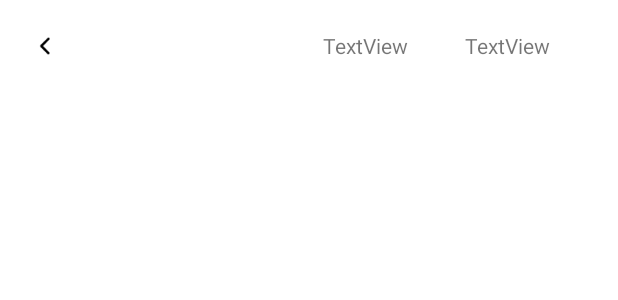
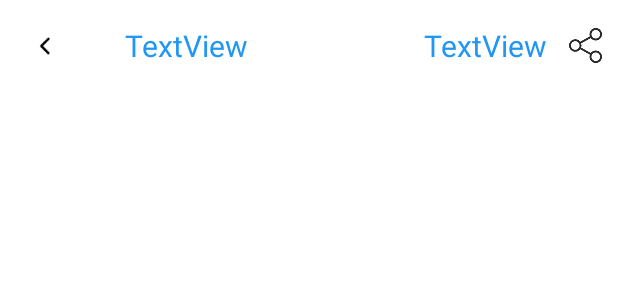
Before and after one commit to tianze-assignment/OpenEduAndroid, an Android app: the layout activity_answer.xml on its own in the app's theme, with its tools: preview values and no code run, on a phone screen of 412 x 824 dp. Shown: the top 300 px of the screen. Run offline under Robolectric (Android 15) with nearby library versions, the phone set to English and light mode, and no system bars.

Commit message:
初步完善答题界面

```diff
--- a/app/src/main/java/com/wudaokou/easylearn/EntityInfoActivity.java
+++ b/app/src/main/java/com/wudaokou/easylearn/EntityInfoActivity.java
@@ -45,11 +45,6 @@ import retrofit2.converter.gson.GsonConverterFactory;
 public class EntityInfoActivity extends AppCompatActivity {
 
     private ActivityEntityInfoBinding binding;
-    public EntityInfo entityInfo;
-    public List<Property> propertyList;
-    public List<Content> contentList;
-    public List<Question> questionList;
-
     private EntityPropertyFragment entityPropertyFragment;
     private EntityContentFragment entityContentFragment;
     private EntityQuestionFragment entityQuestionFragment;
--- a/app/src/main/java/com/wudaokou/easylearn/fragment/EntityQuestionFragment.java
+++ b/app/src/main/java/com/wudaokou/easylearn/fragment/EntityQuestionFragment.java
@@ -80,6 +80,7 @@ public class EntityQuestionFragment extends Fragment {
                 Intent intent = new Intent(requireActivity(), AnswerActivity.class);
                 intent.putExtra("position", position);
                 intent.putExtra("questionList", (Serializable)data);
+                intent.putExtra("label", label);
                 startActivity(intent);
             }
         });
--- a/app/src/main/res/layout/activity_answer.xml
+++ b/app/src/main/res/layout/activity_answer.xml
@@ -2,6 +2,7 @@
 <androidx.constraintlayout.widget.ConstraintLayout xmlns:android="http://schemas.android.com/apk/res/android"
     xmlns:app="http://schemas.android.com/apk/res-auto"
     xmlns:tools="http://schemas.android.com/tools"
+    android:id="@+id/shareQuestionButton"
     android:layout_width="match_parent"
     android:layout_height="match_parent"
     tools:context=".AnswerActivity">
@@ -18,11 +19,12 @@
         app:layout_constraintTop_toTopOf="parent">
 
         <ImageButton
-            android:id="@+id/imageButton2"
+            android:id="@+id/goBackButton"
             android:layout_width="43dp"
             android:layout_height="35dp"
             android:layout_marginStart="8dp"
             android:background="@color/white"
+            android:onClick="goBack"
             app:layout_constraintBottom_toBottomOf="parent"
             app:layout_constraintStart_toStartOf="parent"
             app:layout_constraintTop_toTopOf="parent"
@@ -32,23 +34,38 @@
             android:id="@+id/entityTitle"
             android:layout_width="wrap_content"
             android:layout_height="wrap_content"
-            android:layout_marginStart="24dp"
+            android:layout_marginStart="32dp"
             android:text="TextView"
+            android:textColor="@color/blue_500"
+            android:textSize="20sp"
             app:layout_constraintBottom_toBottomOf="parent"
-            app:layout_constraintEnd_toEndOf="parent"
-            app:layout_constraintStart_toEndOf="@+id/imageButton2"
-            app:layout_constraintTop_toTopOf="parent" />
+            app:layout_constraintStart_toEndOf="@+id/goBackButton"
+            app:layout_constraintTop_toTopOf="parent"
+            app:layout_constraintVertical_bias="0.512" />
 
         <TextView
             android:id="@+id/workProgress"
             android:layout_width="wrap_content"
             android:layout_height="wrap_content"
+            android:layout_marginEnd="12dp"
+            android:text="TextView"
+            android:textColor="@color/blue_500"
+            android:textSize="20sp"
+            app:layout_constraintBaseline_toBaselineOf="@+id/entityTitle"
+            app:layout_constraintEnd_toStartOf="@+id/shareQuestionButton2" />
+
+        <ImageButton
+            android:id="@+id/shareQuestionButton2"
+            android:layout_width="27dp"
+            android:layout_height="23dp"
             android:layout_marginEnd="8dp"
-            android:text="TextView"
+            android:background="@color/white"
+            android:scaleType="centerInside"
             app:layout_constraintBottom_toBottomOf="parent"
             app:layout_constraintEnd_toEndOf="parent"
-            app:layout_constraintStart_toEndOf="@+id/entityTitle"
-            app:layout_constraintTop_toTopOf="parent" />
+            app:layout_constraintTop_toTopOf="parent"
+            app:srcCompat="@drawable/share" />
+
     </androidx.constraintlayout.widget.ConstraintLayout>
 
     <androidx.viewpager2.widget.ViewPager2
@@ -60,4 +77,5 @@
         app:layout_constraintEnd_toEndOf="parent"
         app:layout_constraintStart_toStartOf="parent"
         app:layout_constraintTop_toBottomOf="@+id/constraintLayout5" />
+
 </androidx.constraintlayout.widget.ConstraintLayout>
--- a/app/src/main/res/values/colors.xml
+++ b/app/src/main/res/values/colors.xml
@@ -13,4 +13,6 @@
     <color name="grey_700">#616161</color>
     <color name="grey_900">#212121</color>
     <color name="blue_500">#2196F3</color>
+    <color name="red_900">#B71C1C</color>
+    <color name="green_A700">#00C853</color>
 </resources>
```
Also changed, not shown: app/src/main/java/com/wudaokou/easylearn/AnswerActivity.java (+21 -0 lines), app/src/main/java/com/wudaokou/easylearn/fragment/ChoiceQuestionFragment.java (+18 -3 lines), app/src/main/res/layout/fragment_choice_question.xml (+9 -32 lines).
